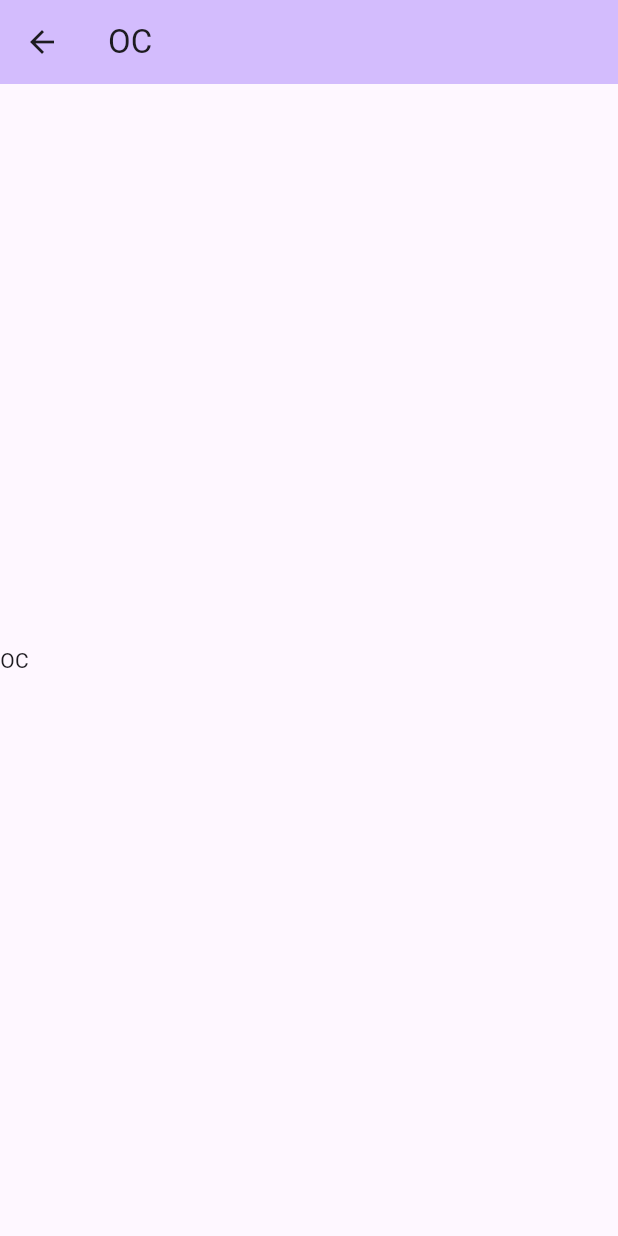
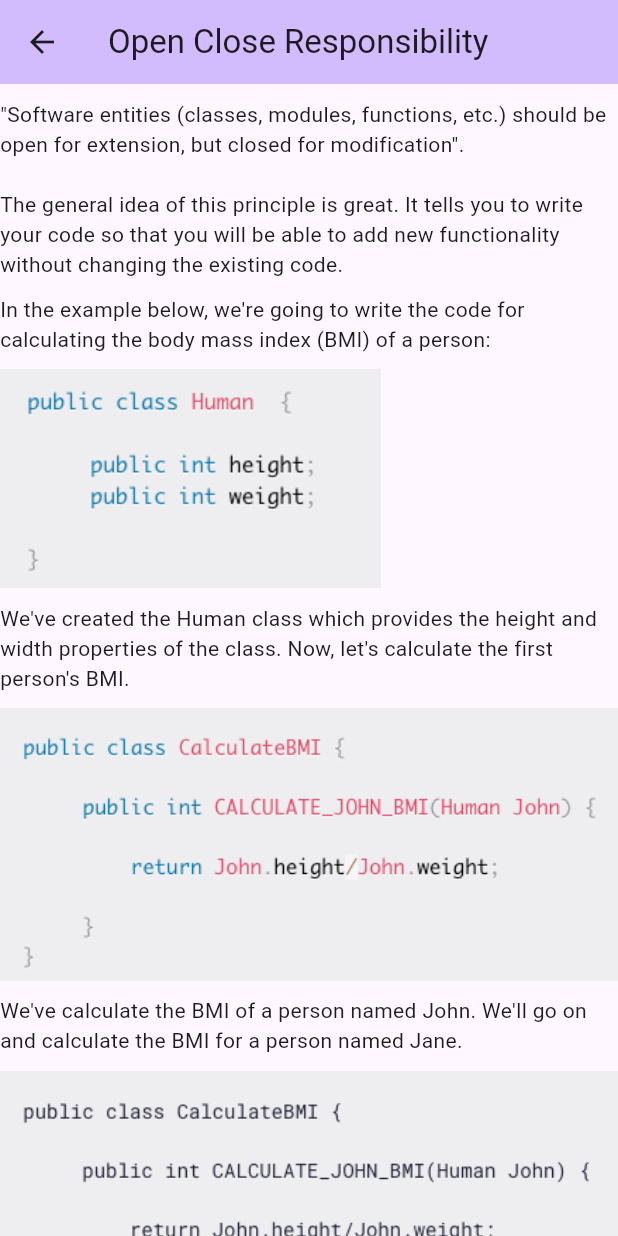
Before and after one commit to An19ik89/flutter_with_solid_principles-, a Flutter app: the screen it shows after launch, after a tap on "Open close principle", on a phone screen of 412 x 824 dp. Run offline on Flutter 3.47's test engine with Material 2 defaults, Android fonts, the phone set to English and light mode, and no system bars.

Commit message:
single & open close done

```diff
--- a/flutter_solid_principles/lib/dependencyInversionResponsibility/dependency_inversion_responsibility.dart
+++ b/flutter_solid_principles/lib/dependencyInversionResponsibility/dependency_inversion_responsibility.dart
@@ -14,7 +14,7 @@ class _DependencyInversionResponsibilityPageState extends State<DependencyInvers
     return Scaffold(
         appBar: AppBar(
           backgroundColor: Theme.of(context).colorScheme.inversePrimary,
-          title: const Text("DI"),
+          title: const FittedBox(fit: BoxFit.contain,child: Text("Dependency Inversion Responsibility")),
         ),
         body: const Column(
           mainAxisAlignment: MainAxisAlignment.center,
--- a/flutter_solid_principles/lib/interfaceSegregationResponsibility/interface_segregation_responsibility.dart
+++ b/flutter_solid_principles/lib/interfaceSegregationResponsibility/interface_segregation_responsibility.dart
@@ -14,7 +14,7 @@ class _InterfaceSegregationResponsibilityPageState extends State<InterfaceSegreg
     return Scaffold(
         appBar: AppBar(
           backgroundColor: Theme.of(context).colorScheme.inversePrimary,
-          title: const Text("IS"),
+          title: const FittedBox(fit: BoxFit.contain,child: Text("Interface Segregation Responsibility")),
         ),
         body: const Column(
           mainAxisAlignment: MainAxisAlignment.center,
--- a/flutter_solid_principles/lib/liskovSubstitutionResponsibility/liskov_substitution_responsibility.dart
+++ b/flutter_solid_principles/lib/liskovSubstitutionResponsibility/liskov_substitution_responsibility.dart
@@ -14,7 +14,7 @@ class _LiskovSubstitutionResponsibilityPageState extends State<LiskovSubstitutio
     return Scaffold(
         appBar: AppBar(
           backgroundColor: Theme.of(context).colorScheme.inversePrimary,
-          title: const Text("LS"),
+          title: const FittedBox(fit: BoxFit.contain,child: Text("Liskov Substitution Responsibility")),
         ),
         body: const Column(
           mainAxisAlignment: MainAxisAlignment.center,
--- a/flutter_solid_principles/lib/main.dart
+++ b/flutter_solid_principles/lib/main.dart
@@ -20,6 +20,34 @@
   // vehicleMileageCalculator.showMileage(Car());
   // vehicleMileageCalculator.showMileage(Truck());
 }
+// class VehicleMileageCalculator{
+//  void showMileage(Vehicle vehicle){
+//    if (kDebugMode) {
+//      print("${vehicle.getVehicleName()}'s Mileage : ${vehicle.getMileage()}");
+//    }
+//  }
+// }
+//
+// abstract class Vehicle{
+//   String getMileage();
+//   String getVehicleName();
+// }
+// class Car extends Vehicle{
+//
+//   @override
+//   String getVehicleName() => "Car";
+//
+//   @override
+//   String getMileage() => "90 km/l";
+// }
+// class Truck extends Vehicle{
+//
+//   @override
+//   String getVehicleName() => "Truck";
+//
+//   @override
+//   String getMileage() => "40 km/l";
+// }
 
 class MyApp extends StatelessWidget {
   const MyApp({super.key});
@@ -65,79 +93,23 @@
           crossAxisAlignment: CrossAxisAlignment.center,
           children: <Widget>[
             ElevatedButton(
-                onPressed: ()=> routeManager.navigateTo(SRNavigation()), child: principle.showPrinciple(SingleResponsibility())),
+                onPressed: ()=> routeManager.navigateTo(SRNavigation()), child: principle.showPrincipleName(SingleResponsibility())),
             const SizedBox(height: 10.0,),
             ElevatedButton(
-                onPressed: () => routeManager.navigateTo(OCNavigation()), child: principle.showPrinciple(OpenClose())),
+                onPressed: () => routeManager.navigateTo(OCNavigation()), child: principle.showPrincipleName(OpenClose())),
             const SizedBox(height: 10.0,),
             ElevatedButton(
-                onPressed: ()=>routeManager.navigateTo(LSNavigation()), child: principle.showPrinciple(LiskovSubstitution())),
+                onPressed: ()=>routeManager.navigateTo(LSNavigation()), child: principle.showPrincipleName(LiskovSubstitution())),
             const SizedBox(height: 10.0,),
             ElevatedButton(
-                onPressed: ()=>routeManager.navigateTo(ISNavigation()), child: principle.showPrinciple(InterfaceSegregation())),
+                onPressed: ()=>routeManager.navigateTo(ISNavigation()), child: principle.showPrincipleName(InterfaceSegregation())),
             const SizedBox(height: 10.0,),
             ElevatedButton(
-                onPressed: ()=>routeManager.navigateTo(DINavigation()), child: principle.showPrinciple(DependencyInversion())),
+                onPressed: ()=>routeManager.navigateTo(DINavigation()), child: principle.showPrincipleName(DependencyInversion())),
             const SizedBox(height: 10.0,),
-
           ],
         ),
       ), // This trailing comma makes auto-formatting nicer for build methods.
     );
   }
 }
-
-
-
-
-
-// class LSNavigation extends Routing{
-//   @override
-//   navigation(context) =>   Navigator.push(context, MaterialPageRoute(builder: (context) => const SecondRoute()));
-// }
-// class ISNavigation extends Routing{
-//   @override
-//   navigation(context) =>   Navigator.push(context, MaterialPageRoute(builder: (context) => const SecondRoute()));
-// }
-// class DINavigation extends Routing{
-//   @override
-//   navigation(context) =>   Navigator.push(context, MaterialPageRoute(builder: (context) => const SecondRoute()));
-// }
-
-
-
-
-
-
-
-
-
-
-// class VehicleMileageCalculator{
-//  void showMileage(Vehicle vehicle){
-//    if (kDebugMode) {
-//      print("${vehicle.getVehicleName()}'s Mileage : ${vehicle.getMileage()}");
-//    }
-//  }
-// }
-//
-// abstract class Vehicle{
-//   String getMileage();
-//   String getVehicleName();
-// }
-// class Car extends Vehicle{
-//
-//   @override
-//   String getVehicleName() => "Car";
-//
-//   @override
-//   String getMileage() => "90 km/l";
-// }
-// class Truck extends Vehicle{
-//
-//   @override
-//   String getVehicleName() => "Truck";
-//
-//   @override
-//   String getMileage() => "40 km/l";
-// }
--- a/flutter_solid_principles/lib/openCloseResponsibility/open_close_responsibility.dart
+++ b/flutter_solid_principles/lib/openCloseResponsibility/open_close_responsibility.dart
@@ -14,12 +14,40 @@ class _OpenCloseResponsibilityPageState extends State<OpenCloseResponsibilityPag
     return Scaffold(
         appBar: AppBar(
           backgroundColor: Theme.of(context).colorScheme.inversePrimary,
-          title: const Text("OC"),
+          title: const FittedBox(fit: BoxFit.contain,child: Text("Open Close Responsibility")),
         ),
-        body: const Column(
-          mainAxisAlignment: MainAxisAlignment.center,
-          crossAxisAlignment: CrossAxisAlignment.center,
-          children: [Text("OC")],
+        body: SingleChildScrollView(
+          physics: const AlwaysScrollableScrollPhysics(),
+          scrollDirection: Axis.vertical,
+          child: Column(
+            mainAxisAlignment: MainAxisAlignment.start,
+            crossAxisAlignment: CrossAxisAlignment.start,
+            children: [
+              const SizedBox(height: 10.0,),
+              const Text("\"Software entities (classes, modules, functions, etc.) should be open for extension, but closed for modification\".\n\nThe general idea of this principle is great. It tells you to write your code so that you will be able to add new functionality without changing the existing code."),
+              const SizedBox(height: 10.0,),
+              const Text("In the example below, we're going to write the code for calculating the body mass index (BMI) of a person:"),
+              const SizedBox(height: 10.0,),
+              Image.asset("assets/images/open_close_first.png"),
+              const SizedBox(height: 10.0,),
+              const Text("We've created the Human class which provides the height and width properties of the class. Now, let's calculate the first person's BMI."),
+              const SizedBox(height: 10.0,),
+              Image.asset("assets/images/open_close_second.png"),
+              const SizedBox(height: 10.0,),
+              const Text("We've calculate the BMI of a person named John. We'll go on and calculate the BMI for a person named Jane."),
+              const SizedBox(height: 10.0,),
+              Image.asset("assets/images/open_close_third.png"),
+              const SizedBox(height: 10.0,),
+              const Text("The problem with this is that we keep modifying the code every time we need to calculate the BMI of another person.\n\nThis also violates the SRP because the class now has more than one reason to change.\n\nAlthough the code above may work perfectly, it's not efficient. We modify the code constantly which may lead to bugs. And the code only has provision for humans. What if we have to calculate for an animal or an object?\n\nLet's fix the problem using the open-closed principle."),
+              const SizedBox(height: 10.0,),
+              Image.asset("assets/images/open_close_solution_first.png"),
+              const SizedBox(height: 10.0,),
+              const Text("Another good practise : "),
+              const SizedBox(height: 10.0,),
+              Image.asset("assets/images/open_close_solution_second.png"),
+              const SizedBox(height: 10.0,),
+            ],
+          ),
         ));
   }
 }
--- a/flutter_solid_principles/lib/principle_name/show_principle.dart
+++ b/flutter_solid_principles/lib/principle_name/show_principle.dart
@@ -3,7 +3,7 @@
 
 
 class ShowPrincipleName{
-  showPrinciple(Principles principles){
+  showPrincipleName(Principles principles){
     return Text(principles.getPrinciplesName());
   }
 }
--- a/flutter_solid_principles/lib/singleResponsibility/single_responsibility.dart
+++ b/flutter_solid_principles/lib/singleResponsibility/single_responsibility.dart
@@ -14,12 +14,36 @@ class _SingleResponsibilityPageState extends State<SingleResponsibilityPage> {
     return Scaffold(
         appBar: AppBar(
           backgroundColor: Theme.of(context).colorScheme.inversePrimary,
-          title: const Text("SR"),
+          title: const Text("Single Responsibility"),
         ),
-        body: const Column(
-          mainAxisAlignment: MainAxisAlignment.center,
-          crossAxisAlignment: CrossAxisAlignment.center,
-          children: [Text("SR")],
+        body: SingleChildScrollView(
+          physics: const AlwaysScrollableScrollPhysics(),
+          scrollDirection: Axis.vertical,
+          child: Padding(
+            padding: const EdgeInsets.all(8.0),
+            child: Column(
+              mainAxisAlignment: MainAxisAlignment.start,
+              crossAxisAlignment: CrossAxisAlignment.start,
+              children: [
+                const SizedBox(height: 10.0,),
+                const Text("The single-responsibility principle (SRP) is a computer programming principle that states that a module should be responsible to one, and only one"),
+                const SizedBox(height: 10.0,),
+                const Text("Consider the example below:",style: TextStyle(fontWeight: FontWeight.bold),),
+                const SizedBox(height: 10.0,),
+                Image.asset("assets/images/single_responsibility.png"),
+                const SizedBox(height: 10.0,),
+                const Text("The class above violates the single responsibility principle. Why?\nThis Student class has three responsibilities – registering students, calculating their results, and sending out emails to students.\nThe code above will work perfectly but will lead to some challenges. We cannot make this code reusable for other classes or objects. The class has a whole lot of logic interconnected that we would have a hard time fixing errors. And as the codebase grows, so does the logic, making it even harder to understand what is going on.\nImagine a new developer joining a team with this sort of logic with a codebase of about two thousand lines of code all congested into one class.\nNow lets fix this!"),
+                const SizedBox(height: 10.0,),
+                Image.asset("assets/images/single_responsibility_first_solution.png"),
+                const SizedBox(height: 10.0,),
+                Image.asset("assets/images/single_responsibility_second_solution.png"),
+                const SizedBox(height: 10.0,),
+                Image.asset("assets/images/single_responsibility_third_solution.png"),
+                const SizedBox(height: 10.0,),
+                const Text("Now we've separated each functionality in our program. We can call the classes anywhere we want to use them in our code.\n\nThe examples we used use just showed each class having one method – this is mainly for simplicity. You can have as many methods as you want but they should be linked to the responsibility of the class.\n\nNow that we have separated the logic, our code is easier to understand as each core functionality has its own class. We can test for errors more efficiently.\n\nThe code is now reusable. Before, we could only use these functionalities inside one class but now they can be used in any class.\n\nThe code is also easily maintainable and scalable because instead of reading interconnected lines of code, we have separated concerns so we can focus on the features we want to work on"),
+              ],
+            ),
+          ),
         ));
   }
 }
--- a/flutter_solid_principles/pubspec.yaml
+++ b/flutter_solid_principles/pubspec.yaml
@@ -58,9 +58,8 @@ flutter:
   # the material Icons class.
   uses-material-design: true
 
-  # To add assets to your application, add an assets section, like this:
-  # assets:
-  #   - images/a_dot_burr.jpeg
+  assets:
+     - assets/images/
   #   - images/a_dot_ham.jpeg
 
   # An image asset can refer to one or more resolution-specific "variants", see
```
Also changed, not shown: flutter_solid_principles/assets/images/open_close_first.png (added), flutter_solid_principles/assets/images/open_close_second.png (added), flutter_solid_principles/assets/images/open_close_solution_first.png (added), flutter_solid_principles/assets/images/open_close_solution_second.png (added), flutter_solid_principles/assets/images/open_close_third.png (added), flutter_solid_principles/assets/images/single_responsibility.png (added), flutter_solid_principles/assets/images/single_responsibility_first_solution.png (added), flutter_solid_principles/assets/images/single_responsibility_second_solution.png (added), flutter_solid_principles/assets/images/single_responsibility_third_solution.png (added).
